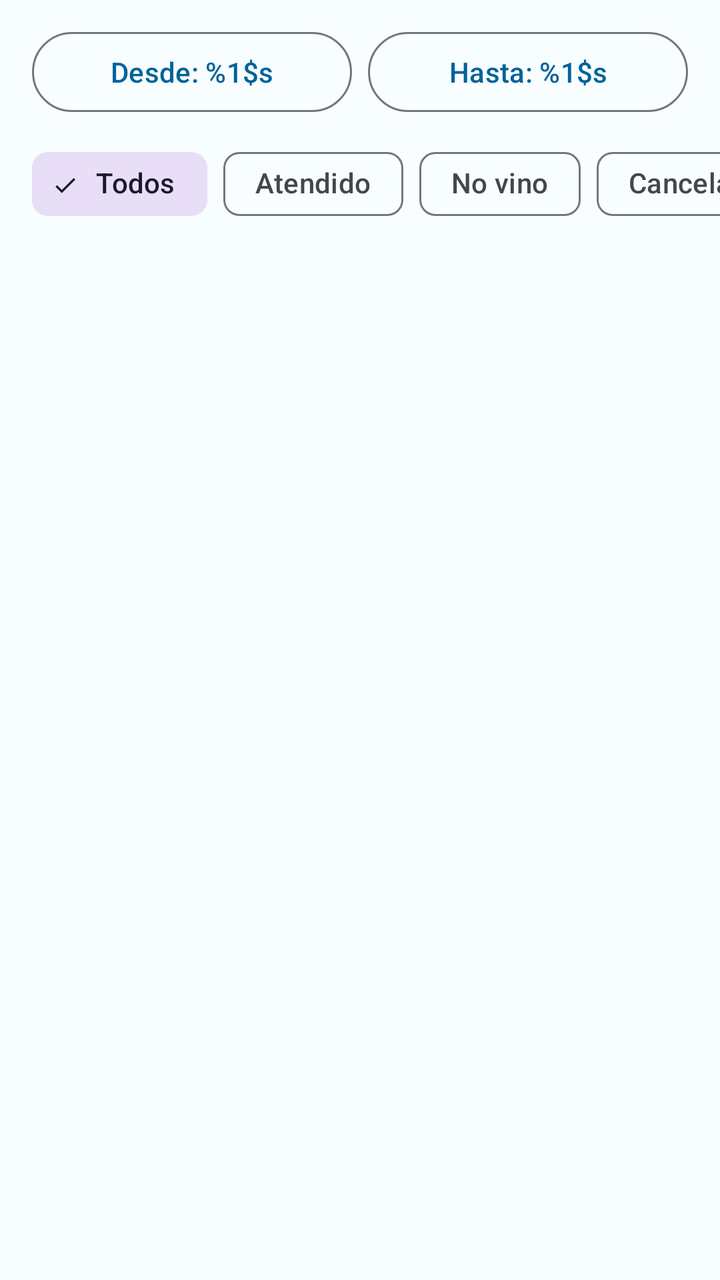
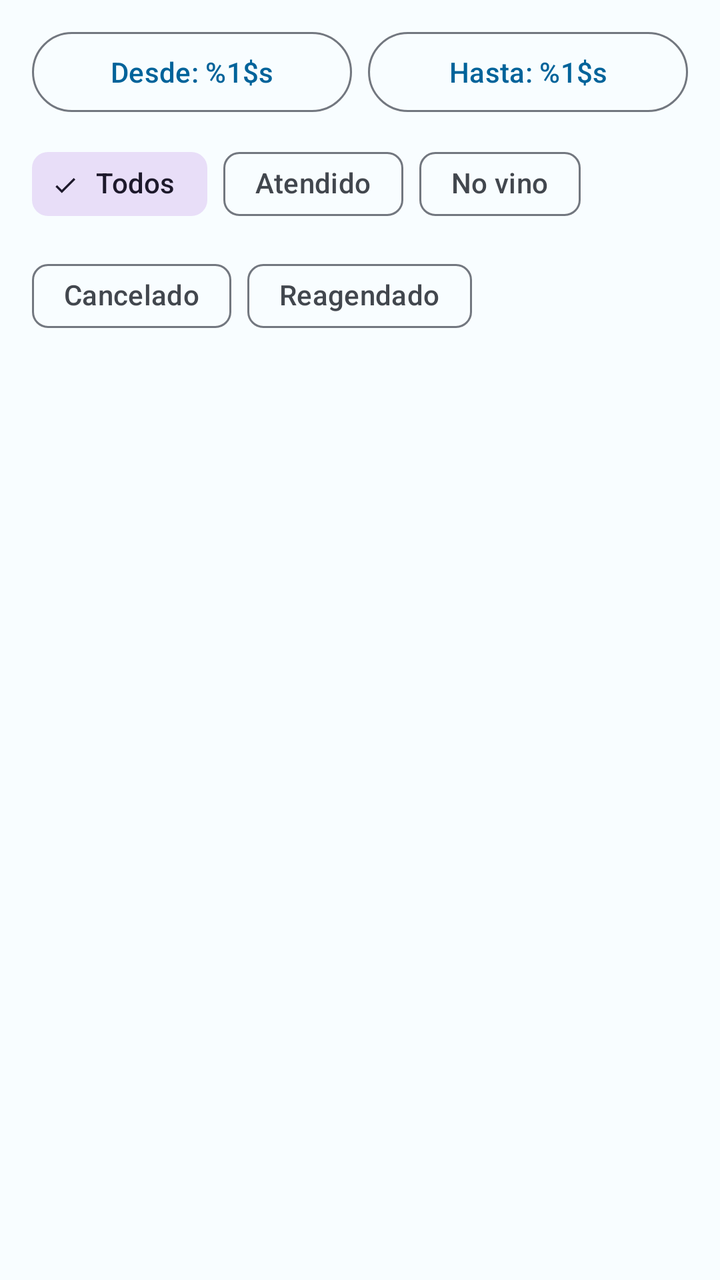

The first picture is an Android layout as it rendered before a commit; the second is the same layout after the commit. The layout source and the unified diff follow.
<!-- AndroidManifest.xml: application theme Theme.DonationSystem -->
<!-- res/layout/fragment_appointment_history.xml -->
<?xml version="1.0" encoding="utf-8"?>
<androidx.constraintlayout.widget.ConstraintLayout xmlns:android="http://schemas.android.com/apk/res/android"
    xmlns:app="http://schemas.android.com/apk/res-auto"
    xmlns:tools="http://schemas.android.com/tools"
    android:layout_width="match_parent"
    android:layout_height="match_parent"
    android:background="@color/surface_light"
    tools:context=".views.fragments.AppointmentHistoryFragment">

    <LinearLayout
        android:id="@+id/rowHistoryRange"
        android:layout_width="0dp"
        android:layout_height="wrap_content"
        android:layout_marginStart="16dp"
        android:layout_marginTop="12dp"
        android:layout_marginEnd="16dp"
        android:gravity="center_vertical"
        android:orientation="horizontal"
        app:layout_constraintEnd_toEndOf="parent"
        app:layout_constraintStart_toStartOf="parent"
        app:layout_constraintTop_toTopOf="parent">

        <com.google.android.material.button.MaterialButton
            android:id="@+id/buttonHistoryFrom"
            style="@style/Widget.Material3.Button.OutlinedButton"
            android:layout_width="0dp"
            android:layout_height="wrap_content"
            android:layout_weight="1"
            android:maxLines="1"
            android:text="@string/history_range_from"
            android:textColor="@color/medical_blue" />

        <com.google.android.material.button.MaterialButton
            android:id="@+id/buttonHistoryTo"
            style="@style/Widget.Material3.Button.OutlinedButton"
            android:layout_width="0dp"
            android:layout_height="wrap_content"
            android:layout_marginStart="8dp"
            android:layout_weight="1"
            android:maxLines="1"
            android:text="@string/history_range_to"
            android:textColor="@color/medical_blue" />
    </LinearLayout>

    <HorizontalScrollView
        android:id="@+id/scrollHistoryFilters"
        android:layout_width="0dp"
        android:layout_height="wrap_content"
        android:layout_marginTop="8dp"
        android:scrollbars="none"
        app:layout_constraintEnd_toEndOf="parent"
        app:layout_constraintStart_toStartOf="parent"
        app:layout_constraintTop_toBottomOf="@+id/rowHistoryRange">

        <com.google.android.material.chip.ChipGroup
            android:id="@+id/chipGroupHistoryType"
            android:layout_width="wrap_content"
            android:layout_height="wrap_content"
            android:paddingStart="16dp"
            android:paddingEnd="16dp"
            app:singleLine="true"
            app:singleSelection="true">

            <com.google.android.material.chip.Chip
                android:id="@+id/chipHistoryAll"
                style="@style/Widget.Material3.Chip.Filter"
                android:layout_width="wrap_content"
                android:layout_height="wrap_content"
                android:checked="true"
                android:text="@string/history_filter_all" />

            <com.google.android.material.chip.Chip
                android:id="@+id/chipHistoryAttended"
                style="@style/Widget.Material3.Chip.Filter"
                android:layout_width="wrap_content"
                android:layout_height="wrap_content"
                android:text="@string/history_filter_attended" />

            <com.google.android.material.chip.Chip
                android:id="@+id/chipHistoryNoShow"
                style="@style/Widget.Material3.Chip.Filter"
                android:layout_width="wrap_content"
                android:layout_height="wrap_content"
                android:text="@string/history_filter_no_show" />

            <com.google.android.material.chip.Chip
                android:id="@+id/chipHistoryCancelled"
                style="@style/Widget.Material3.Chip.Filter"
                android:layout_width="wrap_content"
                android:layout_height="wrap_content"
                android:text="@string/history_filter_cancelled" />

            <com.google.android.material.chip.Chip
                android:id="@+id/chipHistoryRescheduled"
                style="@style/Widget.Material3.Chip.Filter"
                android:layout_width="wrap_content"
                android:layout_height="wrap_content"
                android:text="@string/history_filter_rescheduled" />
        </com.google.android.material.chip.ChipGroup>
    </HorizontalScrollView>

    <TextView
        android:id="@+id/textViewHistoryEmpty"
        android:layout_width="wrap_content"
        android:layout_height="wrap_content"
        android:text="@string/history_empty_range"
        android:textColor="@color/on_surface_variant"
        android:visibility="gone"
        app:layout_constraintBottom_toBottomOf="parent"
        app:layout_constraintEnd_toEndOf="parent"
        app:layout_constraintStart_toStartOf="parent"
        app:layout_constraintTop_toTopOf="parent" />

    <androidx.recyclerview.widget.RecyclerView
        android:id="@+id/recyclerViewHistoryList"
        android:layout_width="0dp"
        android:layout_height="0dp"
        android:layout_marginTop="8dp"
        android:clipToPadding="false"
        android:paddingBottom="16dp"
        app:layout_constraintBottom_toBottomOf="parent"
        app:layout_constraintEnd_toEndOf="parent"
        app:layout_constraintStart_toStartOf="parent"
        app:layout_constraintTop_toBottomOf="@+id/scrollHistoryFilters"
        tools:listitem="@layout/item_appointment" />

</androidx.constraintlayout.widget.ConstraintLayout>
<!-- res/layout/item_appointment.xml (included above) -->
<?xml version="1.0" encoding="utf-8"?>
<com.google.android.material.card.MaterialCardView xmlns:android="http://schemas.android.com/apk/res/android"
    xmlns:app="http://schemas.android.com/apk/res-auto"
    style="@style/Widget.App.Card"
    android:layout_width="match_parent"
    android:layout_height="wrap_content"
    android:layout_marginStart="@dimen/card_margin_h"
    android:layout_marginEnd="@dimen/card_margin_h"
    android:layout_marginBottom="@dimen/card_margin_v">

    <androidx.constraintlayout.widget.ConstraintLayout
        android:layout_width="match_parent"
        android:layout_height="wrap_content"
        android:padding="16dp">

        <com.google.android.material.chip.Chip
            android:id="@+id/chipAppointmentTime"
            android:layout_width="wrap_content"
            android:layout_height="wrap_content"
            android:clickable="false"
            android:focusable="false"
            android:text="@string/loading"
            app:layout_constraintEnd_toStartOf="@+id/buttonAppointmentActions"
            app:layout_constraintTop_toTopOf="parent" />

        <com.google.android.material.button.MaterialButton
            android:id="@+id/buttonAppointmentActions"
            style="@style/Widget.Material3.Button.IconButton"
            android:layout_width="wrap_content"
            android:layout_height="wrap_content"
            android:contentDescription="@string/cd_appointment_actions"
            app:icon="@drawable/ic_more_vert"
            app:iconSize="24dp"
            app:layout_constraintEnd_toEndOf="parent"
            app:layout_constraintTop_toTopOf="parent" />

        <TextView
            android:id="@+id/textViewAppointmentDonor"
            android:layout_width="0dp"
            android:layout_height="wrap_content"
            android:textAppearance="?attr/textAppearanceTitleSmall"
            android:textColor="@color/on_surface"
            app:layout_constraintEnd_toStartOf="@+id/chipAppointmentTime"
            app:layout_constraintStart_toStartOf="parent"
            app:layout_constraintTop_toTopOf="parent" />

        <TextView
            android:id="@+id/textViewAppointmentProcedure"
            android:layout_width="wrap_content"
            android:layout_height="wrap_content"
            android:layout_marginTop="8dp"
            android:text="@string/loading"
            android:textAppearance="?attr/textAppearanceBodyMedium"
            android:textColor="@color/medical_blue"
            app:layout_constraintStart_toStartOf="parent"
            app:layout_constraintTop_toBottomOf="@+id/textViewAppointmentDonor" />

        <com.google.android.material.chip.Chip
            android:id="@+id/chipAppointmentStatus"
            style="@style/Widget.Material3.Chip.Suggestion"
            android:layout_width="wrap_content"
            android:layout_height="wrap_content"
            android:layout_marginStart="8dp"
            android:checkable="false"
            android:textAppearance="?attr/textAppearanceLabelSmall"
            android:textColor="@color/white"
            android:textStyle="bold"
            android:visibility="gone"
            app:layout_constraintBottom_toBottomOf="@+id/textViewAppointmentProcedure"
            app:layout_constraintStart_toEndOf="@+id/textViewAppointmentProcedure"
            app:layout_constraintTop_toTopOf="@+id/textViewAppointmentProcedure" />

        <LinearLayout
            android:id="@+id/layoutReminderActions"
            android:layout_width="wrap_content"
            android:layout_height="wrap_content"
            android:layout_marginTop="12dp"
            android:gravity="center_vertical"
            android:orientation="horizontal"
            app:layout_constraintBottom_toBottomOf="parent"
            app:layout_constraintEnd_toEndOf="parent"
            app:layout_constraintTop_toBottomOf="@+id/textViewAppointmentProcedure">

            <com.google.android.material.button.MaterialButton
                android:id="@+id/buttonSendWhatsApp"
                style="@style/Widget.Material3.Button.IconButton"
                android:layout_width="wrap_content"
                android:layout_height="wrap_content"
                android:contentDescription="@string/cd_send_whatsapp"
                app:icon="@drawable/ic_whatsapp"
                app:iconSize="24dp" />

            <com.google.android.material.button.MaterialButton
                android:id="@+id/buttonSendEmail"
                style="@style/Widget.Material3.Button.IconButton"
                android:layout_width="wrap_content"
                android:layout_height="wrap_content"
                android:contentDescription="@string/cd_send_email"
                app:icon="@drawable/ic_mail"
                app:iconSize="24dp" />

            <ImageView
                android:id="@+id/imageViewReminderWhatsAppChecked"
                android:layout_width="40dp"
                android:layout_height="40dp"
                android:contentDescription="@string/msg_reminder_sent"
                android:src="@drawable/ic_check"
                app:tint="@color/aptitude_green"
                android:visibility="gone" />

            <ImageView
                android:id="@+id/imageViewReminderEmailChecked"
                android:layout_width="40dp"
                android:layout_height="40dp"
                android:contentDescription="@string/msg_reminder_sent"
                android:src="@drawable/ic_check"
                app:tint="@color/aptitude_green"
                android:visibility="gone" />
        </LinearLayout>
    </androidx.constraintlayout.widget.ConstraintLayout>
</com.google.android.material.card.MaterialCardView>
<!-- resources referenced by this layout -->
<resources>
  <color name="aptitude_green">#FF2E7D32</color>
  <color name="medical_blue">#FF00639A</color>
  <color name="on_surface">#FF191C20</color>
  <color name="on_surface_variant">#FF42474E</color>
  <color name="surface_light">#FFF8FDFF</color>
  <color name="white">#FFFFFFFF</color>
  <dimen name="card_margin_h">16dp</dimen>
  <dimen name="card_margin_v">8dp</dimen>
  <!-- drawable ic_check (drawable) -->
  <vector xmlns:android="http://schemas.android.com/apk/res/android"
      android:width="24dp"
      android:height="24dp"
      android:viewportWidth="24"
      android:viewportHeight="24"
      android:tint="?attr/colorControlNormal">
      <path
          android:fillColor="@android:color/white"
          android:pathData="M9,16.17L4.83,12l-1.42,1.41L9,19 21,7l-1.41,-1.41z" />
  </vector>
  <!-- drawable ic_mail (drawable) -->
  <vector xmlns:android="http://schemas.android.com/apk/res/android"
      android:width="24dp"
      android:height="24dp"
      android:viewportWidth="24"
      android:viewportHeight="24"
      android:tint="?attr/colorControlNormal">
      <path
          android:fillColor="@android:color/white"
          android:pathData="M20,4H4c-1.1,0 -1.99,0.9 -1.99,2L2,18c0,1.1 0.9,2 2,2h16c1.1,0 2,-0.9 2,-2V6c0,-1.1 -0.9,-2 -2,-2zM20,8l-8,5 -8,-5V6l8,5 8,-5v2z" />
  </vector>
  <!-- drawable ic_more_vert (drawable) -->
  <vector xmlns:android="http://schemas.android.com/apk/res/android"
      android:width="24dp"
      android:height="24dp"
      android:viewportWidth="24"
      android:viewportHeight="24"
      android:tint="?attr/colorControlNormal">
      <path
          android:fillColor="@android:color/white"
          android:pathData="M12,8c1.1,0 2,-0.9 2,-2s-0.9,-2 -2,-2 -2,0.9 -2,2 0.9,2 2,2zM12,10c-1.1,0 -2,0.9 -2,2s0.9,2 2,2 2,-0.9 2,-2 -0.9,-2 -2,-2zM12,16c-1.1,0 -2,0.9 -2,2s0.9,2 2,2 2,-0.9 2,-2 -0.9,-2 -2,-2z" />
  </vector>
  <string name="cd_appointment_actions">Acciones del turno</string>
  <string name="cd_send_email">Enviar recordatorio por email</string>
  <string name="cd_send_whatsapp">Enviar recordatorio por WhatsApp</string>
  <string name="history_empty_range">No hay turnos en el rango seleccionado</string>
  <string name="history_filter_all">Todos</string>
  <string name="history_filter_attended">Atendido</string>
  <string name="history_filter_cancelled">Cancelado</string>
  <string name="history_filter_no_show">No vino</string>
  <string name="history_filter_rescheduled">Reagendado</string>
  <string name="history_range_from">Desde: %1$s</string>
  <string name="history_range_to">Hasta: %1$s</string>
  <string name="loading">Cargando...</string>
  <string name="msg_reminder_sent">Recordatorio enviado</string>
  <style name="Widget.App.Card" parent="Widget.Material3.CardView.Filled">
          <item name="cardCornerRadius">@dimen/card_corner_radius</item>
      </style>
  <style name="Theme.DonationSystem" parent="Base.Theme.DonationSystem" />
  <dimen name="card_corner_radius">12dp</dimen>
  <color name="on_primary">#FFFFFFFF</color>
  <color name="medical_blue_light">#FFD1E4FF</color>
  <color name="clinical_dark_blue">#FF001D33</color>
  <color name="on_secondary">#FFFFFFFF</color>
  <color name="surface_variant">#FFDEE3EB</color>
  <color name="outline">#FF72777F</color>
  <color name="surface_container_lowest">#FFFFFFFF</color>
  <color name="surface_container_low">#FFF3F8FB</color>
  <color name="surface_container">#FFEDF3F8</color>
  <color name="surface_container_high">#FFE7EDF3</color>
  <color name="surface_container_highest">#FFE1E9F0</color>
  <!-- unchanged entries left out for length: 2 -->
</resources>

<!-- the commit's change to res/layout/fragment_appointment_history.xml (unified diff, before → after) -->
@@ -42,24 +42,18 @@
             android:textColor="@color/medical_blue" />
     </LinearLayout>
 
-    <HorizontalScrollView
-        android:id="@+id/scrollHistoryFilters"
-        android:layout_width="0dp"
+    <com.google.android.material.chip.ChipGroup
+        android:id="@+id/chipGroupHistoryType"
+        android:layout_width="match_parent"
         android:layout_height="wrap_content"
         android:layout_marginTop="8dp"
-        android:scrollbars="none"
-        app:layout_constraintEnd_toEndOf="parent"
-        app:layout_constraintStart_toStartOf="parent"
-        app:layout_constraintTop_toBottomOf="@+id/rowHistoryRange">
-
-        <com.google.android.material.chip.ChipGroup
-            android:id="@+id/chipGroupHistoryType"
-            android:layout_width="wrap_content"
-            android:layout_height="wrap_content"
-            android:paddingStart="16dp"
-            android:paddingEnd="16dp"
-            app:singleLine="true"
-            app:singleSelection="true">
+        android:paddingStart="16dp"
+        android:paddingEnd="16dp"
+        app:layout_constraintEnd_toEndOf="parent"
+        app:layout_constraintStart_toStartOf="parent"
+        app:layout_constraintTop_toBottomOf="@+id/rowHistoryRange"
+        app:singleLine="false"
+        app:singleSelection="true">
 
             <com.google.android.material.chip.Chip
                 android:id="@+id/chipHistoryAll"
@@ -97,7 +91,6 @@
                 android:layout_height="wrap_content"
                 android:text="@string/history_filter_rescheduled" />
         </com.google.android.material.chip.ChipGroup>
-    </HorizontalScrollView>
 
     <TextView
         android:id="@+id/textViewHistoryEmpty"
@@ -121,7 +114,7 @@
         app:layout_constraintBottom_toBottomOf="parent"
         app:layout_constraintEnd_toEndOf="parent"
         app:layout_constraintStart_toStartOf="parent"
-        app:layout_constraintTop_toBottomOf="@+id/scrollHistoryFilters"
+        app:layout_constraintTop_toBottomOf="@+id/chipGroupHistoryType"
         tools:listitem="@layout/item_appointment" />
 
 </androidx.constraintlayout.widget.ConstraintLayout>
@@ -183,6 +176,39 @@
             app:layout_constraintStart_toStartOf="parent"
             app:layout_constraintTop_toBottomOf="@+id/textViewAppointmentDonor" />
 
+        <LinearLayout
+            android:id="@+id/layoutRescheduledTo"
+            android:layout_width="0dp"
+            android:layout_height="wrap_content"
+            android:layout_marginTop="8dp"
+            android:background="@drawable/bg_badge_blue"
+            android:orientation="vertical"
+            android:paddingStart="12dp"
+            android:paddingTop="8dp"
+            android:paddingEnd="12dp"
+            android:paddingBottom="8dp"
+            android:visibility="gone"
+            app:layout_constraintEnd_toEndOf="parent"
+            app:layout_constraintStart_toStartOf="parent"
+            app:layout_constraintTop_toBottomOf="@+id/textViewAppointmentProcedure">
+
+            <TextView
+                android:layout_width="wrap_content"
+                android:layout_height="wrap_content"
+                android:text="@string/label_rescheduled_to"
+                android:textAppearance="?attr/textAppearanceLabelSmall"
+                android:textColor="@color/medical_blue_dark"
+                android:textStyle="bold" />
+
+            <TextView
+                android:id="@+id/textViewRescheduledToDetail"
+                android:layout_width="match_parent"
+                android:layout_height="wrap_content"
+                android:layout_marginTop="4dp"
+                android:textAppearance="?attr/textAppearanceBodyMedium"
+                android:textColor="@color/medical_blue_dark" />
+        </LinearLayout>
+
         <com.google.android.material.chip.Chip
             android:id="@+id/chipAppointmentStatus"
             style="@style/Widget.Material3.Chip.Suggestion"
<!-- resource entries referenced after the edit -->
@@ -2,12 +2,20 @@
 <resources>
   <color name="aptitude_green">#FF2E7D32</color>
   <color name="medical_blue">#FF00639A</color>
+  <color name="medical_blue_dark">#FF004A75</color>
   <color name="on_surface">#FF191C20</color>
   <color name="on_surface_variant">#FF42474E</color>
   <color name="surface_light">#FFF8FDFF</color>
   <color name="white">#FFFFFFFF</color>
   <dimen name="card_margin_h">16dp</dimen>
   <dimen name="card_margin_v">8dp</dimen>
+  <!-- drawable bg_badge_blue (drawable) -->
+  <?xml version="1.0" encoding="utf-8"?>
+  <shape xmlns:android="http://schemas.android.com/apk/res/android"
+      android:shape="rectangle">
+      <corners android:radius="6dp" />
+      <solid android:color="@color/medical_blue_light" />
+  </shape>
   <!-- drawable ic_check (drawable) -->
   <vector xmlns:android="http://schemas.android.com/apk/res/android"
       android:width="24dp"
@@ -52,6 +60,7 @@
   <string name="history_filter_rescheduled">Reagendado</string>
   <string name="history_range_from">Desde: %1$s</string>
   <string name="history_range_to">Hasta: %1$s</string>
+  <string name="label_rescheduled_to">Reagendado a:</string>
   <string name="loading">Cargando...</string>
   <string name="msg_reminder_sent">Recordatorio enviado</string>
   <style name="Widget.App.Card" parent="Widget.Material3.CardView.Filled">
